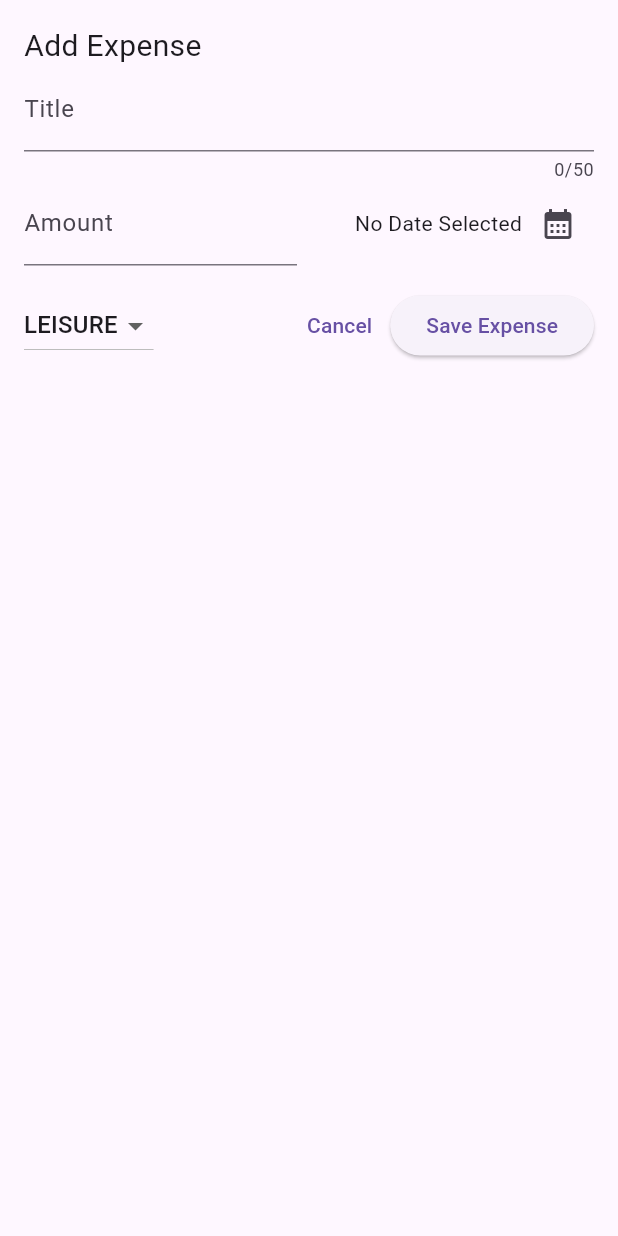
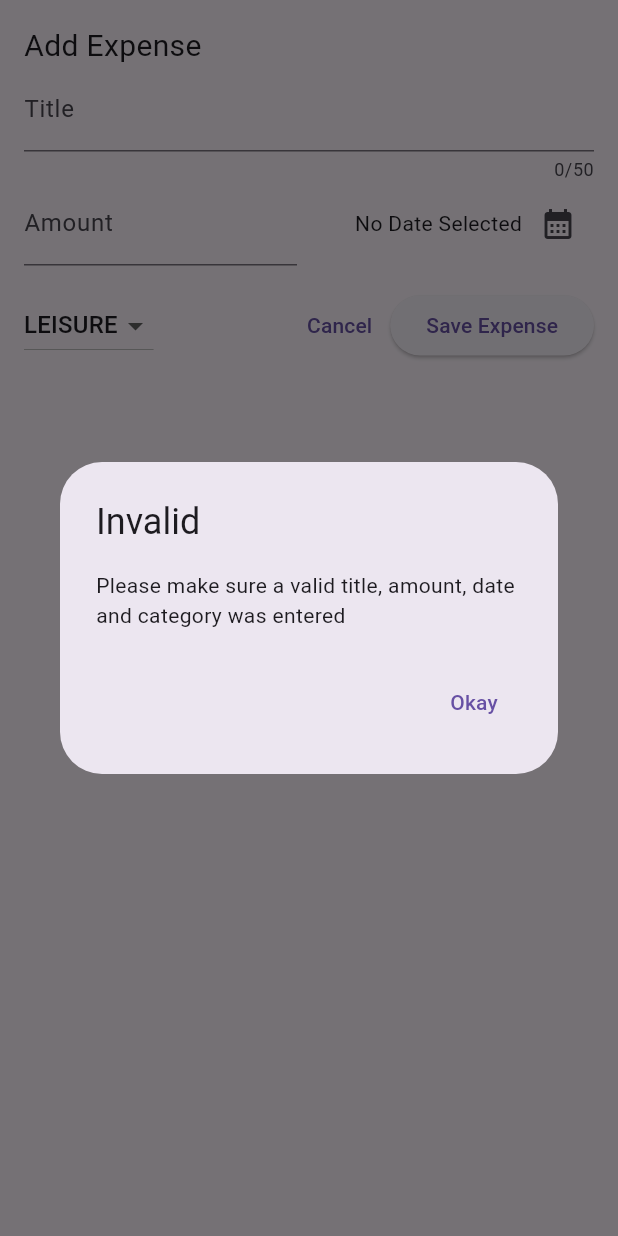
Before and after one commit to jatinchauhann/expense_tracker, a Flutter app: the NewExpense widget shown alone on an empty page, opened directly, after a tap on "Save Expense", on a phone screen of 412 x 824 dp. Run offline on Flutter 3.47's test engine with Material 2 defaults, Android fonts, the phone set to English and light mode, and no system bars.

Commit message:
created _submitExpenseData and added validations

```diff
--- a/lib/widgets/new_expense.dart
+++ b/lib/widgets/new_expense.dart
@@ -27,6 +27,30 @@ class _NewExpenseState extends State<NewExpense> {
     setState(() {
       _selectedDate = pickedDate;
     });
+  }
+
+  void _submitExpenseData() {
+    final enteredAmount = double.tryParse(_amountController.text);
+    final amountIsInvalid = enteredAmount == null || enteredAmount <= 0;
+    if (_titleController.text.trim().isEmpty ||
+        amountIsInvalid ||
+        _selectedDate == null) {
+      showDialog(
+          context: context,
+          builder: (ctx) => AlertDialog(
+                title: const Text('Invalid'),
+                content: const Text(
+                    'Please make sure a valid title, amount, date and category was entered'),
+                actions: [
+                  TextButton(
+                      onPressed: () {
+                        Navigator.pop(ctx);
+                      },
+                      child: const Text('Okay'))
+                ],
+              ));
+      return;
+    }
   }
 
   @override
@@ -109,10 +133,7 @@ class _NewExpenseState extends State<NewExpense> {
                 },
                 child: const Text('Cancel')),
             ElevatedButton(
-                onPressed: () {
-                  print(_titleController.text);
-                  print(_amountController.text);
-                },
+                onPressed: _submitExpenseData,
                 child: const Text('Save Expense'))
           ],
         )
```
